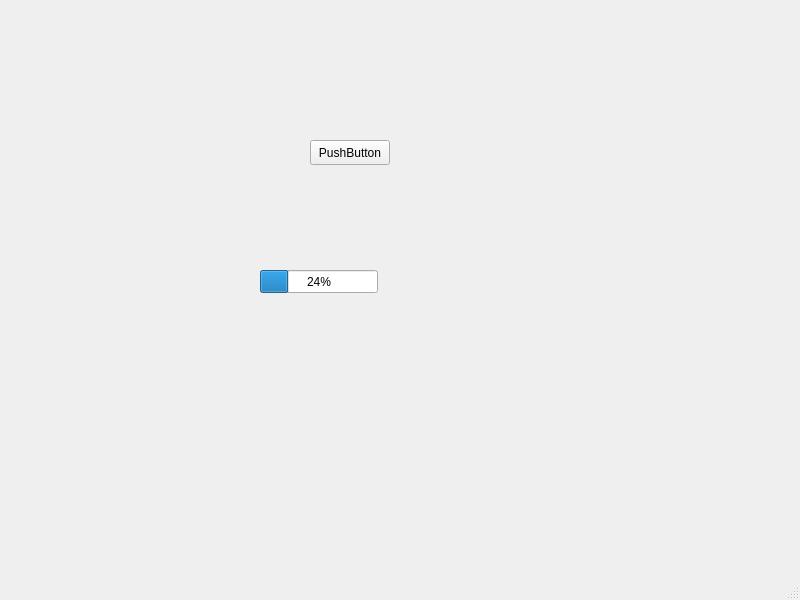
Before: the Qt Designer form src/mainwindow.ui in Cherrybomb33/HeartWave, drawn with Qt 5.
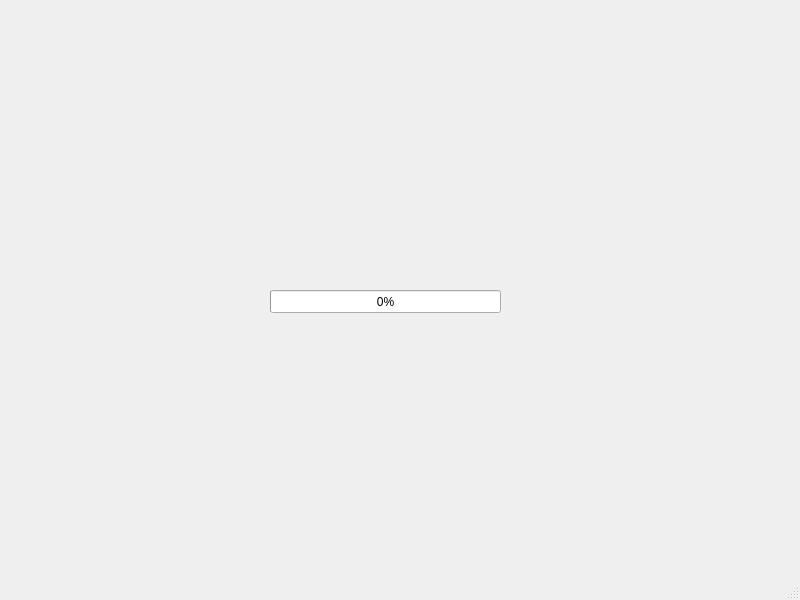
After: the same form once the commit is applied. Custom widgets are drawn as their Qt base class.

Commit message: Add code to support HRV graph

Diff of the .ui file:
```diff
--- a/src/mainwindow.ui
+++ b/src/mainwindow.ui
@@ -14,30 +14,27 @@
    <string>MainWindow</string>
   </property>
   <widget class="QWidget" name="centralwidget">
-   <widget class="QPushButton" name="pushButton">
+   <widget class="QProgressBar" name="bp">
     <property name="geometry">
      <rect>
-      <x>310</x>
-      <y>140</y>
-      <width>80</width>
-      <height>25</height>
-     </rect>
-    </property>
-    <property name="text">
-     <string>PushButton</string>
-    </property>
-   </widget>
-   <widget class="QProgressBar" name="progressBar">
-    <property name="geometry">
-     <rect>
-      <x>260</x>
-      <y>270</y>
-      <width>118</width>
+      <x>270</x>
+      <y>290</y>
+      <width>231</width>
       <height>23</height>
      </rect>
     </property>
     <property name="value">
-     <number>24</number>
+     <number>0</number>
+    </property>
+   </widget>
+   <widget class="QCustomPlot" name="hrvGraph" native="true">
+    <property name="geometry">
+     <rect>
+      <x>130</x>
+      <y>30</y>
+      <width>511</width>
+      <height>251</height>
+     </rect>
     </property>
    </widget>
   </widget>
@@ -53,6 +50,14 @@
   </widget>
   <widget class="QStatusBar" name="statusbar"/>
  </widget>
+ <customwidgets>
+  <customwidget>
+   <class>QCustomPlot</class>
+   <extends>QWidget</extends>
+   <header>qcustomplot.h</header>
+   <container>1</container>
+  </customwidget>
+ </customwidgets>
  <resources/>
  <connections/>
 </ui>
```
The commit also changes 7 other files.
